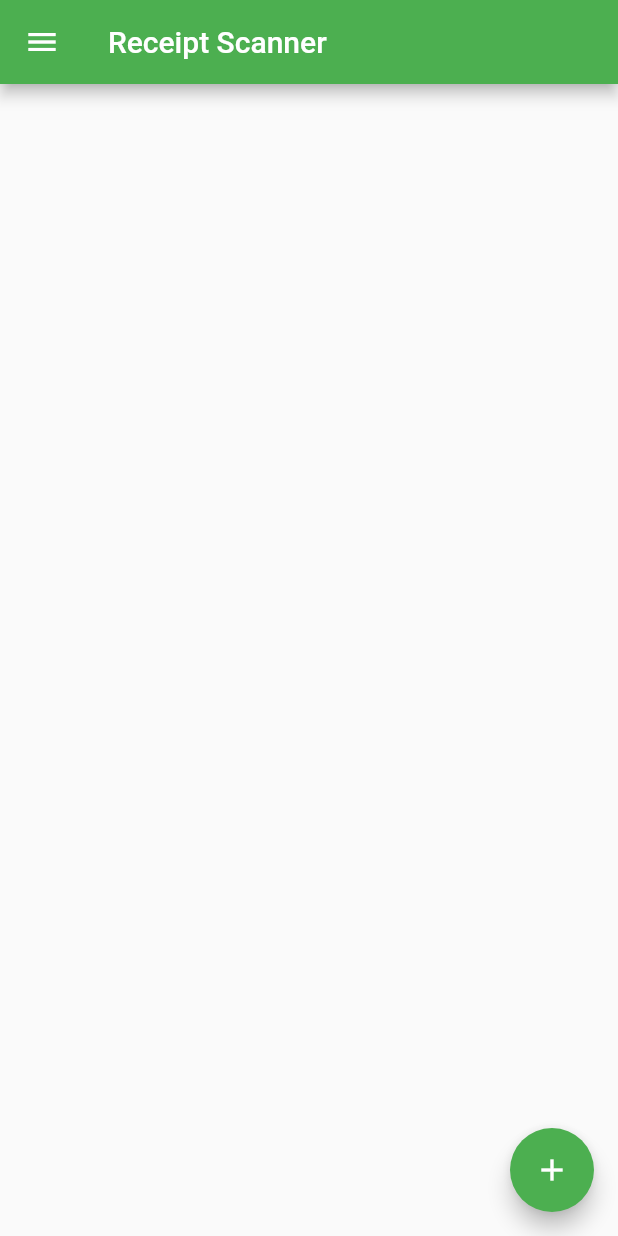
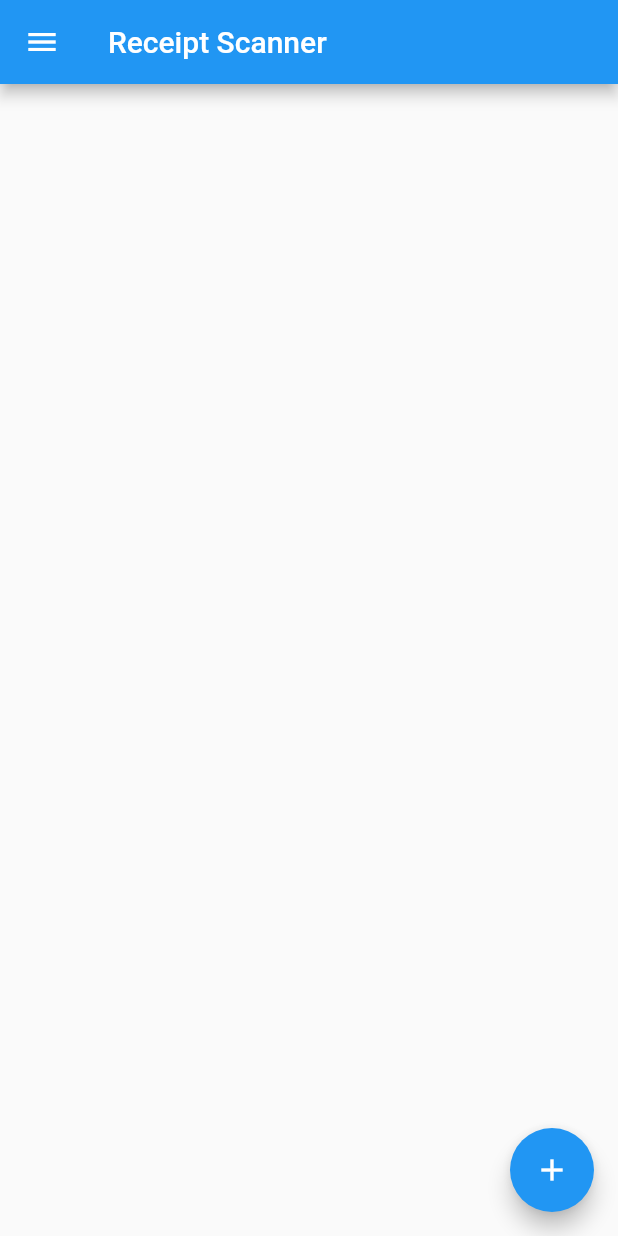
Before and after one commit to chandlerbrtek/receiptscanner, a Flutter app: the screen it shows after launch, on a phone screen of 412 x 824 dp. Run offline on Flutter 3.47's test engine with Material 2 defaults, Android fonts, the phone set to English and light mode, and no system bars.

Commit message:
#6 - reverted page color to blue

```diff
--- a/lib/main.dart
+++ b/lib/main.dart
@@ -19,17 +19,7 @@ class MyApp extends StatelessWidget {
         // or simply save your changes to "hot reload" in a Flutter IDE).
         // Notice that the counter didn't reset back to zero; the application
         // is not restarted.
-        iconTheme: IconThemeData(
-
-            color: Colors.green.shade500,
-
-          ),
-
-        buttonTheme: ButtonThemeData(
-          colorScheme: ColorScheme.fromSwatch(primarySwatch: Colors.green),
-        ),
-
-        primarySwatch: Colors.green,
+        primarySwatch: Colors.blue,
 
       ),
       home: MyHomePage(title: 'Receipt Scanner'),
```
